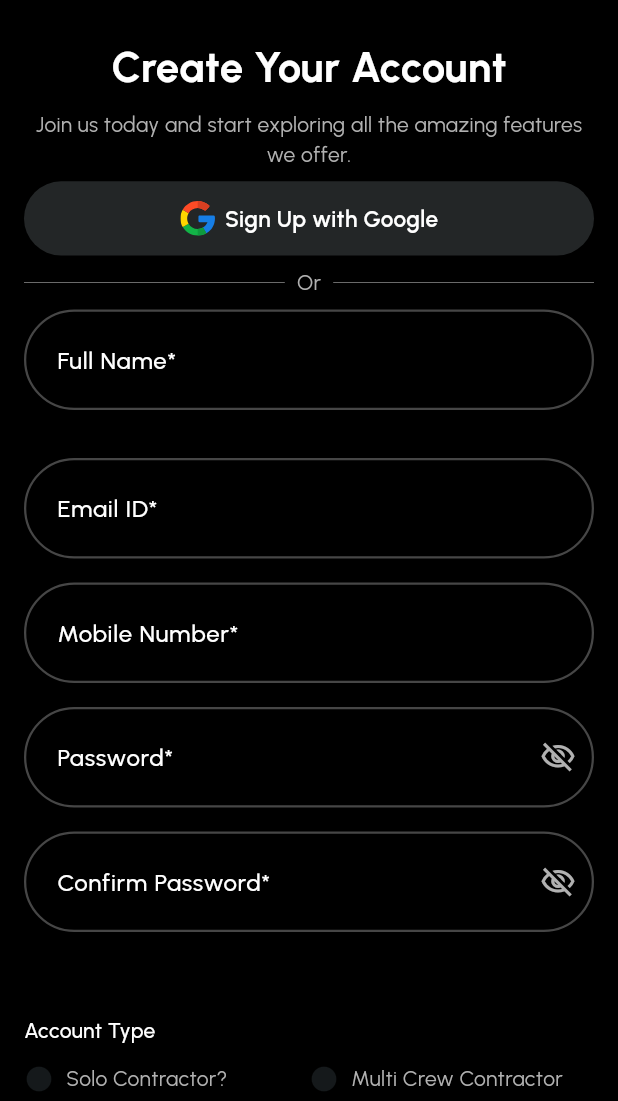
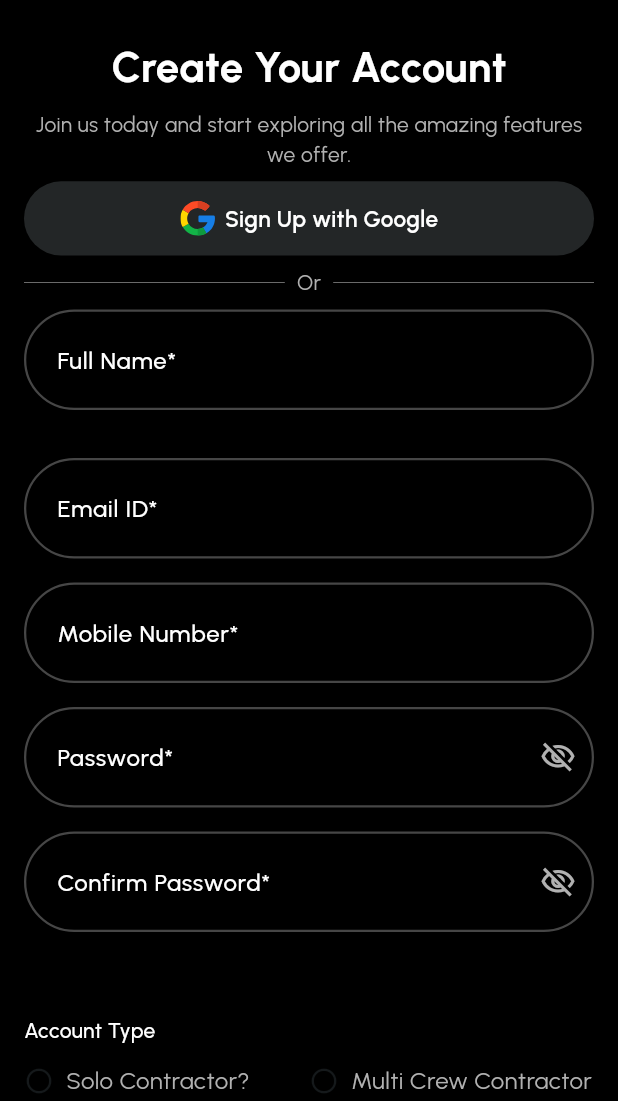
Before and after one commit to abir1219/NexusOne, a Flutter app: the screen it shows after launch, after a tap on "Skip", on a phone screen of 412 x 824 dp, the part 135-1236 px from its top. Run offline on Flutter 3.47's test engine with Material 3 defaults, Android fonts, the phone set to English and light mode, and no system bars; our stand-ins replace flutter_spinkit, flutter_svg, gap, go_router, google_fonts, pin_code_fields and 1 more.

Commit message:
Update 1. On boarding gap between skip button and image 2. Registration page Account type

```diff
--- a/lib/core/widgets/custom_textfield.dart
+++ b/lib/core/widgets/custom_textfield.dart
@@ -28,10 +28,17 @@ class CustomTextField {
         counterText: '',
         suffixIcon: isPassword
             ? IconButton(
+                splashColor: Colors.transparent,
                 onPressed: () {},
                 icon: obscureText
-                    ? const Icon(Icons.visibility_off_outlined,color: AppColors.TEXT_COLOR_OFF_WHITE,)
-                    : Icon(Icons.visibility_outlined,color: AppColors.TEXT_COLOR_OFF_WHITE,),
+                    ? const Icon(
+                        Icons.visibility_off_outlined,
+                        color: AppColors.TEXT_COLOR_OFF_WHITE,
+                      )
+                    : Icon(
+                        Icons.visibility_outlined,
+                        color: AppColors.TEXT_COLOR_OFF_WHITE,
+                      ),
               )
             : null,
         label: Text(label),
--- a/lib/features/on_boarding_screen/presentation/on_boarding_screen.dart
+++ b/lib/features/on_boarding_screen/presentation/on_boarding_screen.dart
@@ -60,10 +60,15 @@ class _OnBoardingScreenState extends State<OnBoardingScreen> {
         backgroundColor: AppColors.BACKGROUND_BLACK,
         body: SafeArea(
           child: Stack(
-            alignment: Alignment.center,
+            // alignment: Alignment.center,
             children: [
               // PageView
-              PageView.builder(
+              Positioned(
+                top: MediaQuery.sizeOf(context).height * 0.02,
+                left: 0,
+                right: 0,
+                bottom: 0,
+                child: PageView.builder(
                   controller: _pageController,
                   itemCount: image.length,
                   onPageChanged: (index) {
@@ -78,8 +83,9 @@ class _OnBoardingScreenState extends State<OnBoardingScreen> {
                     );
                   },
                 ),
+              ),
               Positioned(
-                top: 20,
+                top: 0,
                 right: 20,
                 child: TextButton(
                   onPressed: () {
--- a/lib/features/registration_screen/presentation/registration_screen.dart
+++ b/lib/features/registration_screen/presentation/registration_screen.dart
@@ -53,7 +53,10 @@ class _RegistrationScreenState extends State<RegistrationScreen> {
         backgroundColor: AppColors.BACKGROUND_BLACK,
         body: SafeArea(
           child: SingleChildScrollView(
-            padding: const EdgeInsets.symmetric(horizontal: 16.0,vertical: 24.0),
+            padding: const EdgeInsets.symmetric(
+              horizontal: 16.0,
+              vertical: 24.0,
+            ),
             child: Form(
               key: _formKey,
               child: Column(
@@ -351,8 +354,9 @@ class _RegistrationScreenState extends State<RegistrationScreen> {
         ),
         const SizedBox(height: 12),
         Row(
+          // mainAxisAlignment: MainAxisAlignment.spaceBetween,
           children: [
-            Expanded(
+            Flexible(
               child: _buildAccountTypeCard(
                 title: 'Solo Contractor?',
                 isSelected: _selectedAccountType == 'Solo Contractor',
@@ -364,7 +368,7 @@ class _RegistrationScreenState extends State<RegistrationScreen> {
               ),
             ),
             //const SizedBox(width: 12),
-            Expanded(
+            Flexible(
               child: _buildAccountTypeCard(
                 title: 'Multi Crew Contractor',
                 isSelected: _selectedAccountType == 'Multi Crew Contractor',
@@ -425,6 +429,52 @@ class _RegistrationScreenState extends State<RegistrationScreen> {
   }) {
     return GestureDetector(
       onTap: onTap,
+      child: LayoutBuilder(
+        builder: (context, constraints) {
+          // Dynamically adjust font size based on available width 👇
+          double fontSize = constraints.maxWidth < 180 ? 13 : 16;
+
+          return Row(
+            children: [
+              Icon(
+                isSelected ? Icons.check_circle : Icons.circle_outlined,
+                color: isSelected
+                    ? AppColors.SELECTION_COLOR
+                    : AppColors.UNSELECTION_COLOR,
+                size: 20,
+              ),
+              const SizedBox(width: 8),
+              Flexible(
+                child: FittedBox(
+                  fit: BoxFit.scaleDown, // ✅ Shrinks text if needed
+                  alignment: Alignment.centerLeft,
+                  child: Text(
+                    title,
+                    style: GoogleFonts.urbanist(
+                      fontWeight: FontWeight.w400,
+                      color: AppColors.TEXT_COLOR_OFF_WHITE,
+                      fontSize: fontSize,
+                    ),
+                    maxLines: 1,
+                    softWrap: false,
+                  ),
+                ),
+              ),
+            ],
+          );
+        },
+      ),
+    );
+  }
+
+
+  /*Widget _buildAccountTypeCard({
+    required String title,
+    required bool isSelected,
+    required VoidCallback onTap,
+  }) {
+    return GestureDetector(
+      onTap: onTap,
       child: Row(
         children: [
           Icon(
@@ -435,9 +485,12 @@ class _RegistrationScreenState extends State<RegistrationScreen> {
             size: 20,
           ),
           const SizedBox(width: 8),
-          Expanded(
+          Flexible(
             child: Text(
               title,
+              maxLines: 1, // ✅ Only one line
+              overflow: TextOverflow.ellipsis, // ✅ Show "..." if too long
+              softWrap: false, // ✅ Prevent line breaks
               style: GoogleFonts.urbanist(
                 fontWeight: FontWeight.w400,
                 color: AppColors.TEXT_COLOR_OFF_WHITE,
@@ -447,7 +500,7 @@ class _RegistrationScreenState extends State<RegistrationScreen> {
         ],
       ),
     );
-  }
+  }*/
 
   Widget _buildSignUpButton() {
     return Padding(
```
Also changed, not shown: 4 other files. Lines whose indentation alone changed are shown as unchanged.
